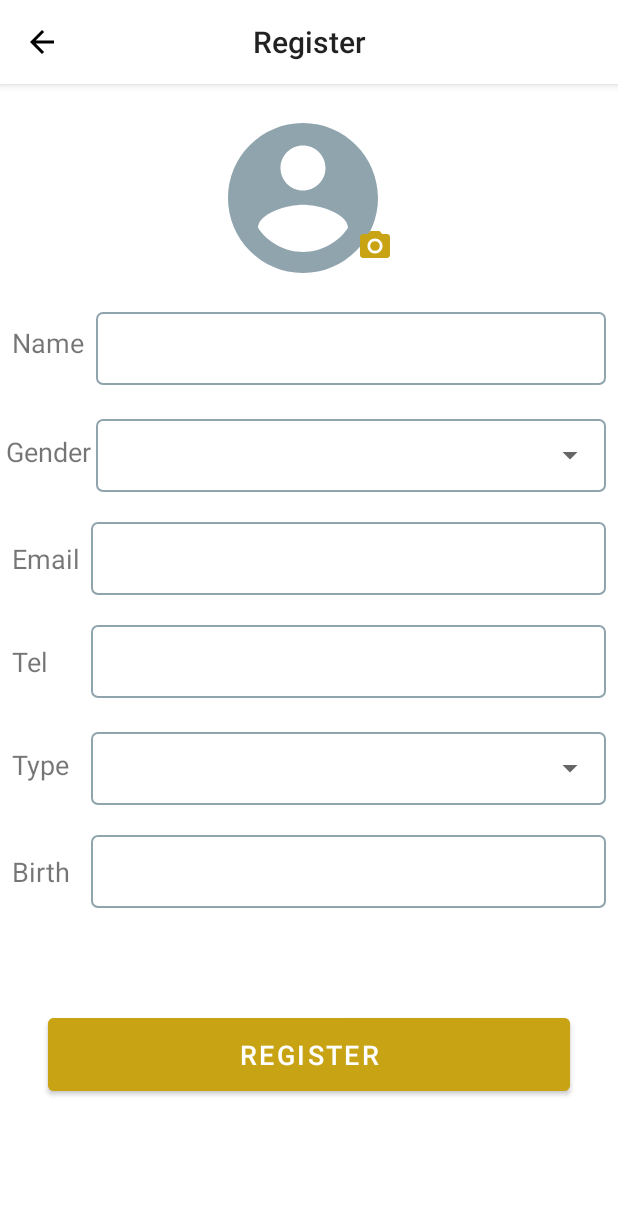
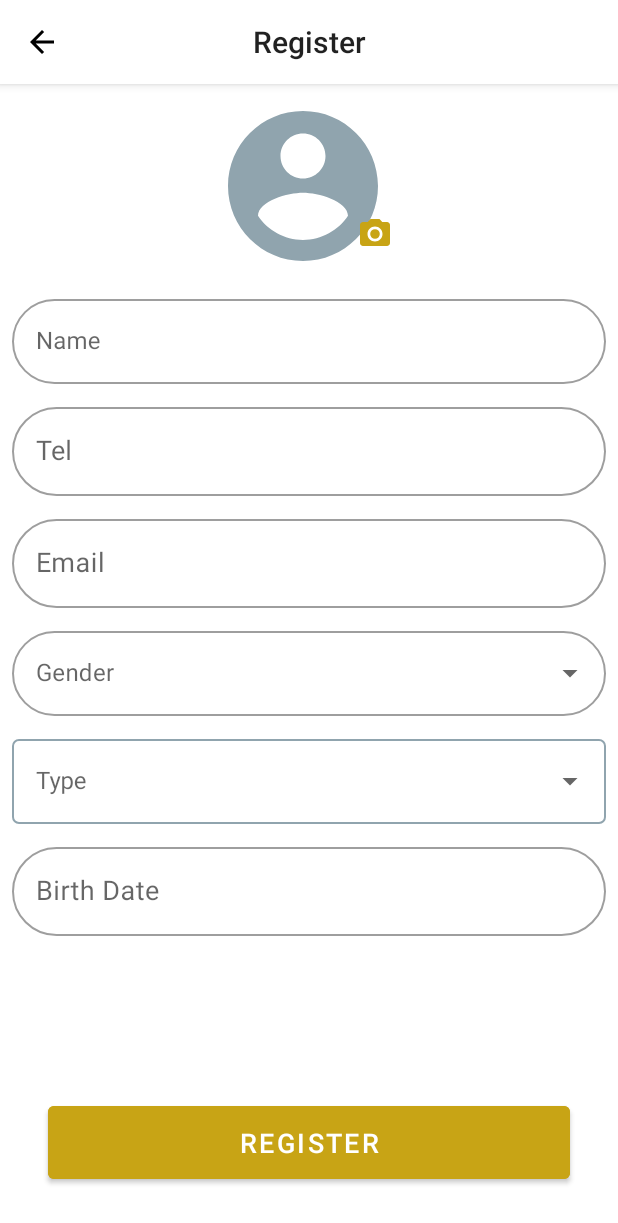
Before and after one commit to mokhtarmoustafa/IPatient, an Android app: the RegisterFragment screen opened through its navigation route, on a phone screen of 412 x 824 dp. Shown: the top 1223 px of the screen. Run offline under Robolectric (Android 15) with nearby library versions, the phone set to English and light mode, and no system bars; our stand-ins replace data binding, navigation-ui; 1 statement that could not run was skipped.

Commit message:
Register screen - change design

```diff
--- a/app/src/main/java/com/twoam/ipatient/MainActivity.kt
+++ b/app/src/main/java/com/twoam/ipatient/MainActivity.kt
@@ -6,6 +6,7 @@ import androidx.appcompat.app.AppCompatActivity
 import android.os.Bundle
 import android.view.LayoutInflater
 import android.view.View
+import android.view.WindowManager
 import androidx.annotation.IdRes
 import androidx.navigation.NavController
 import androidx.navigation.Navigation
@@ -25,7 +26,6 @@ class MainActivity : AppCompatActivity() {
     //region Events
     override fun onCreate(savedInstanceState: Bundle?) {
         super.onCreate(savedInstanceState)
-
         window?.decorView?.systemUiVisibility = (View.SYSTEM_UI_FLAG_LAYOUT_STABLE
                 or View.SYSTEM_UI_FLAG_LAYOUT_FULLSCREEN)
         window.statusBarColor = Color.TRANSPARENT
--- a/app/src/main/java/com/twoam/ipatient/ui/auth/RegisterFragment.kt
+++ b/app/src/main/java/com/twoam/ipatient/ui/auth/RegisterFragment.kt
@@ -47,8 +47,8 @@ class RegisterFragment : Fragment() {
             R.layout.custom_text_view_age,
             resources.getStringArray(R.array.gender)
         )
-        binding.acAge.setAdapter(ageAdapter)
-        binding.acAge.setAdapter(ageAdapter)
+        binding.acGender.setAdapter(ageAdapter)
+        binding.acGender.setAdapter(ageAdapter)
     }
     private fun loadRelativeData() {
         val ageAdapter = ArrayAdapter(
--- a/app/src/main/res/layout/register_fragment.xml
+++ b/app/src/main/res/layout/register_fragment.xml
@@ -9,7 +9,7 @@
     <com.google.android.material.appbar.AppBarLayout
         android:id="@+id/appBarLayout"
         android:layout_width="0dp"
-        android:layout_height="wrap_content"
+        android:layout_height="?attr/actionBarSize"
         android:background="@color/white"
         app:layout_constraintEnd_toEndOf="parent"
         app:layout_constraintStart_toStartOf="parent"
@@ -35,7 +35,7 @@
         android:id="@+id/clProfile"
         android:layout_width="wrap_content"
         android:layout_height="wrap_content"
-        android:layout_marginTop="16dp"
+        android:layout_marginTop="8dp"
         app:layout_constraintEnd_toStartOf="@+id/end"
         app:layout_constraintStart_toStartOf="parent"
         app:layout_constraintTop_toBottomOf="@+id/appBarLayout">
@@ -61,146 +61,105 @@
             app:layout_constraintVertical_bias="0.83" />
     </androidx.constraintlayout.widget.ConstraintLayout>
 
-    <TextView
-        android:id="@+id/tvName"
-        android:layout_width="wrap_content"
-        android:layout_height="wrap_content"
-        android:layout_marginTop="24dp"
-        android:text="@string/name"
-        android:textColorHint="@color/primaryTextColor"
-        android:textSize="18sp"
-        app:layout_constraintStart_toStartOf="@+id/start"
-        app:layout_constraintTop_toBottomOf="@+id/clProfile" />
 
-    <EditText
-        android:id="@+id/et_name"
+    <com.google.android.material.textfield.TextInputLayout
+        android:id="@+id/ilName"
+        style="@style/OutlinedRoundedBox"
         android:layout_width="0dp"
         android:layout_height="wrap_content"
-        android:layout_marginStart="8dp"
-        android:layout_marginTop="8dp"
-        android:autofillHints="name"
-        android:background="@drawable/edit_text_custom"
+        android:layout_marginTop="10dp"
+        android:hint="@string/name"
+        app:endIconMode="clear_text"
+        app:layout_constraintEnd_toStartOf="@+id/end"
+        app:layout_constraintStart_toStartOf="@+id/start"
+        app:layout_constraintTop_toBottomOf="@+id/clProfile">
+
+        <com.google.android.material.textfield.TextInputEditText
+            android:id="@+id/et_name"
+            android:layout_width="match_parent"
+            android:layout_height="match_parent" />
+    </com.google.android.material.textfield.TextInputLayout>
+
+    <com.google.android.material.textfield.TextInputLayout
+        android:id="@+id/ilTelephone"
+        style="@style/OutlinedRoundedBox"
+        android:layout_width="0dp"
+        android:layout_height="wrap_content"
+        android:layout_marginTop="10dp"
+        android:hint="@string/telephone"
+        app:layout_constraintEnd_toStartOf="@id/end"
+        app:layout_constraintStart_toEndOf="@id/start"
+        app:layout_constraintTop_toBottomOf="@+id/ilName">
+
+        <com.google.android.material.textfield.TextInputEditText
+            android:id="@+id/et_telephone"
+            android:layout_width="match_parent"
+            android:layout_height="match_parent"
             android:imeOptions="actionNext"
-        android:inputType="text"
+            android:inputType="phone"
             android:lines="1"
             android:textColor="@color/primaryTextColor"
-        android:textSize="18sp"
-        app:layout_constraintBottom_toBottomOf="@+id/tvName"
+            android:textSize="18sp" />
+
+
+    </com.google.android.material.textfield.TextInputLayout>
+
+    <com.google.android.material.textfield.TextInputLayout
+        android:id="@+id/ilEmail"
+        style="@style/OutlinedRoundedBox"
+        android:layout_width="0dp"
+        android:layout_height="wrap_content"
+        android:layout_marginTop="10dp"
+        android:hint="@string/email"
         app:layout_constraintEnd_toStartOf="@+id/end"
-        app:layout_constraintStart_toEndOf="@+id/tvName"
-        app:layout_constraintTop_toTopOf="@+id/tvName"
-        tools:ignore="SpeakableTextPresentCheck" />
+        app:layout_constraintStart_toEndOf="@+id/start"
+        app:layout_constraintTop_toBottomOf="@+id/ilTelephone">
 
-    <TextView
-        android:id="@+id/tv_gender"
-        android:layout_width="wrap_content"
-        android:layout_height="wrap_content"
-        android:layout_marginTop="32dp"
-        android:text="@string/gender"
-        android:textColorHint="@color/primaryTextColor"
-        android:textSize="18sp"
-        app:layout_constraintEnd_toEndOf="@+id/tvName"
-        app:layout_constraintStart_toStartOf="@+id/start"
-        app:layout_constraintTop_toBottomOf="@+id/et_name" />
+        <com.google.android.material.textfield.TextInputEditText
+            android:id="@+id/et_email"
+            android:layout_width="match_parent"
+            android:layout_height="match_parent"
+            android:imeOptions="actionNext"
+            android:inputType="textEmailAddress"
+            android:lines="1"
+            android:textColor="@color/primaryTextColor"
+            android:textSize="18sp" />
 
+
+    </com.google.android.material.textfield.TextInputLayout>
 
     <com.google.android.material.textfield.TextInputLayout
         android:id="@+id/ilGender"
-        style="@style/Widget.MaterialComponents.TextInputLayout.OutlinedBox.Dense.ExposedDropdownMenu"
+        style="@style/OutLineDropDown"
         android:layout_width="0dp"
         android:layout_height="wrap_content"
-        app:layout_constraintBottom_toBottomOf="@+id/tv_gender"
-        app:layout_constraintEnd_toEndOf="@id/end"
-        app:layout_constraintHorizontal_bias="1.0"
-        app:layout_constraintStart_toStartOf="@+id/et_name"
-        app:layout_constraintTop_toTopOf="@+id/tv_gender">
+        android:layout_marginTop="10dp"
+        android:hint="@string/gender"
+        app:layout_constraintEnd_toStartOf="@+id/end"
+        app:layout_constraintStart_toEndOf="@+id/start"
+        app:layout_constraintTop_toBottomOf="@+id/ilEmail">
 
         <AutoCompleteTextView
-            android:id="@+id/acAge"
+            android:id="@+id/acGender"
             android:layout_width="match_parent"
             android:layout_height="match_parent"
-            android:background="@drawable/edit_text_custom"
             android:editable="false"
             android:imeOptions="actionNext" />
 
 
     </com.google.android.material.textfield.TextInputLayout>
 
-    <TextView
-        android:id="@+id/tvEmail"
-        android:layout_width="wrap_content"
-        android:layout_height="wrap_content"
-        android:layout_marginTop="32dp"
-        android:text="@string/email"
-        android:textColorHint="@color/primaryTextColor"
-        android:textSize="18sp"
-        app:layout_constraintStart_toStartOf="@+id/start"
-        app:layout_constraintTop_toBottomOf="@+id/ilGender" />
-
-    <EditText
-        android:id="@+id/et_email"
-        android:layout_width="0dp"
-        android:layout_height="wrap_content"
-        android:autofillHints="name"
-        android:background="@drawable/edit_text_custom"
-        android:imeOptions="actionNext"
-        android:inputType="textEmailAddress"
-        android:lines="1"
-        android:textColor="@color/primaryTextColor"
-        android:textSize="18sp"
-        app:layout_constraintBottom_toBottomOf="@+id/tvEmail"
-        app:layout_constraintEnd_toStartOf="@+id/end"
-        app:layout_constraintStart_toEndOf="@+id/tv_gender"
-        app:layout_constraintTop_toTopOf="@+id/tvEmail" />
-
-    <TextView
-        android:id="@+id/tvTelephone"
-        android:layout_width="wrap_content"
-        android:layout_height="wrap_content"
-        android:layout_marginTop="32dp"
-        android:text="@string/telephone"
-        android:textColorHint="@color/primaryTextColor"
-        android:textSize="18sp"
-        app:layout_constraintStart_toStartOf="@+id/start"
-        app:layout_constraintTop_toBottomOf="@+id/et_email" />
-
-    <EditText
-        android:id="@+id/et_telephone"
-        android:layout_width="0dp"
-        android:layout_height="wrap_content"
-        android:autofillHints="name"
-        android:background="@drawable/edit_text_custom"
-        android:imeOptions="actionNext"
-        android:inputType="phone"
-        android:lines="1"
-        android:textColor="@color/primaryTextColor"
-        android:textSize="18sp"
-        app:layout_constraintBottom_toBottomOf="@+id/tvTelephone"
-        app:layout_constraintEnd_toStartOf="@+id/end"
-        app:layout_constraintStart_toStartOf="@+id/et_email"
-        app:layout_constraintTop_toTopOf="@+id/tvTelephone" />
-
-
-    <TextView
-        android:id="@+id/tv_userType"
-        android:layout_width="wrap_content"
-        android:layout_height="wrap_content"
-        android:layout_marginTop="32dp"
-        android:text="@string/type"
-        android:textColorHint="@color/primaryTextColor"
-        android:textSize="18sp"
-        app:layout_constraintStart_toStartOf="@+id/start"
-        app:layout_constraintTop_toBottomOf="@+id/et_telephone" />
 
     <com.google.android.material.textfield.TextInputLayout
         android:id="@+id/ilUserType"
-        style="@style/Widget.MaterialComponents.TextInputLayout.OutlinedBox.Dense.ExposedDropdownMenu"
+        style="@style/OutLineDropDown"
         android:layout_width="0dp"
         android:layout_height="wrap_content"
-        app:layout_constraintBottom_toBottomOf="@+id/tv_userType"
-        app:layout_constraintEnd_toEndOf="@id/end"
-        app:layout_constraintStart_toStartOf="@+id/et_telephone"
-        app:layout_constraintTop_toTopOf="@+id/tv_userType">
+        android:layout_marginTop="10dp"
+        android:hint="@string/type"
+        app:layout_constraintEnd_toStartOf="@id/end"
+        app:layout_constraintStart_toEndOf="@id/start"
+        app:layout_constraintTop_toBottomOf="@+id/ilGender">
 
         <AutoCompleteTextView
             android:id="@+id/acUserType"
@@ -214,43 +173,38 @@
 
     </com.google.android.material.textfield.TextInputLayout>
 
-    <TextView
-        android:id="@+id/tvBirthDate"
-        android:layout_width="wrap_content"
-        android:layout_height="wrap_content"
-        android:layout_marginTop="32dp"
-        android:text="Birth"
-        android:textColorHint="@color/primaryTextColor"
-        android:textSize="18sp"
-        app:layout_constraintEnd_toEndOf="@+id/tv_userType"
-        app:layout_constraintStart_toStartOf="@+id/start"
-        app:layout_constraintTop_toBottomOf="@+id/ilUserType" />
 
-    <EditText
-        android:id="@+id/etBirthDate"
+    <com.google.android.material.textfield.TextInputLayout
+        android:id="@+id/ilBirthDate"
+        style="@style/OutlinedRoundedBox"
         android:layout_width="0dp"
         android:layout_height="wrap_content"
-        android:autofillHints="name"
-        android:background="@drawable/edit_text_custom"
+        android:layout_marginTop="10dp"
+        android:hint="@string/birth_date"
+        app:layout_constraintEnd_toStartOf="@id/end"
+        app:layout_constraintStart_toEndOf="@id/start"
+        app:layout_constraintTop_toBottomOf="@id/ilUserType">
+
+        <com.google.android.material.textfield.TextInputEditText
+            android:id="@+id/etBirthDate"
+            android:layout_width="match_parent"
+            android:layout_height="match_parent"
             android:enabled="false"
             android:imeOptions="actionNext"
             android:inputType="text"
             android:lines="1"
             android:textColor="@color/primaryTextColor"
-        android:textSize="18sp"
-        app:layout_constraintBottom_toBottomOf="@+id/tvBirthDate"
-        app:layout_constraintEnd_toStartOf="@+id/end"
-        app:layout_constraintStart_toStartOf="@+id/ilUserType"
-        app:layout_constraintTop_toTopOf="@+id/tvBirthDate" />
+            android:textSize="18sp" />
+
+
+    </com.google.android.material.textfield.TextInputLayout>
+
 
     <Button
         android:id="@+id/btnRegister"
         android:layout_width="0dp"
         android:layout_height="wrap_content"
-        android:layout_marginStart="32dp"
-        android:layout_marginTop="8dp"
-        android:layout_marginEnd="32dp"
-        android:layout_marginBottom="32dp"
+        android:layout_margin="32dp"
         android:backgroundTint="@color/secondaryDarkColor"
         android:padding="12dp"
         android:text="@string/register"
@@ -258,8 +212,7 @@
         android:textSize="18sp"
         app:layout_constraintBottom_toBottomOf="parent"
         app:layout_constraintEnd_toEndOf="parent"
-        app:layout_constraintStart_toStartOf="parent"
-        app:layout_constraintTop_toBottomOf="@+id/etBirthDate" />
+        app:layout_constraintStart_toStartOf="parent" />
 
     <androidx.constraintlayout.widget.Guideline
         android:id="@+id/start"
--- a/app/src/main/res/values/strings.xml
+++ b/app/src/main/res/values/strings.xml
@@ -23,6 +23,7 @@
     <string name="telephone">Tel</string>
     <string name="email">Email</string>
     <string name="type">Type</string>
+    <string name="birth_date">Birth Date</string>
     <string-array name="gender">
         <item id="male">Male</item>
         <item id="female">Female</item>
--- a/app/src/main/res/values/themes.xml
+++ b/app/src/main/res/values/themes.xml
@@ -26,6 +26,12 @@
         <item name="cornerSize">32dp</item>
     </style>
 
+    <style name="OutLineDropDown" parent="Widget.MaterialComponents.TextInputLayout.OutlinedBox.ExposedDropdownMenu">
+        <item name="shapeAppearanceOverlay">
+            @style/ShapeAppearanceOverlay.MyApp.TextInputLayout.Rounded
+        </item>
+    </style>
+
 
 
 </resources>
```
Lines whose indentation alone changed are shown as unchanged.
